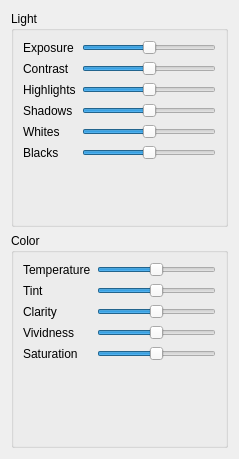
Above: develop/modules/basicmodule.ui from jaapgeurts/photostage before the change. Below: the same form after it.
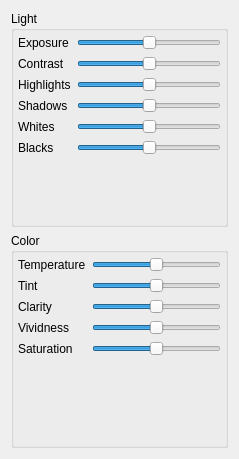
That is the form after the change.

Patch:
```diff
--- a/develop/modules/basicmodule.ui
+++ b/develop/modules/basicmodule.ui
@@ -20,6 +20,21 @@
       <string>Light</string>
      </property>
      <layout class="QFormLayout" name="formLayout">
+      <property name="fieldGrowthPolicy">
+       <enum>QFormLayout::ExpandingFieldsGrow</enum>
+      </property>
+      <property name="leftMargin">
+       <number>4</number>
+      </property>
+      <property name="topMargin">
+       <number>4</number>
+      </property>
+      <property name="rightMargin">
+       <number>4</number>
+      </property>
+      <property name="bottomMargin">
+       <number>4</number>
+      </property>
       <item row="0" column="0">
        <widget class="QLabel" name="label">
         <property name="text">
@@ -30,10 +45,10 @@
       <item row="0" column="1">
        <widget class="QSlider" name="horizontalSlider">
         <property name="minimum">
-         <number>-100</number>
+         <number>-27</number>
         </property>
         <property name="maximum">
-         <number>100</number>
+         <number>27</number>
         </property>
         <property name="orientation">
          <enum>Qt::Horizontal</enum>
@@ -149,6 +164,21 @@
       <string>Color</string>
      </property>
      <layout class="QFormLayout" name="formLayout_2">
+      <property name="fieldGrowthPolicy">
+       <enum>QFormLayout::ExpandingFieldsGrow</enum>
+      </property>
+      <property name="leftMargin">
+       <number>4</number>
+      </property>
+      <property name="topMargin">
+       <number>4</number>
+      </property>
+      <property name="rightMargin">
+       <number>4</number>
+      </property>
+      <property name="bottomMargin">
+       <number>4</number>
+      </property>
       <item row="0" column="0">
        <widget class="QLabel" name="label_3">
         <property name="text">
```
